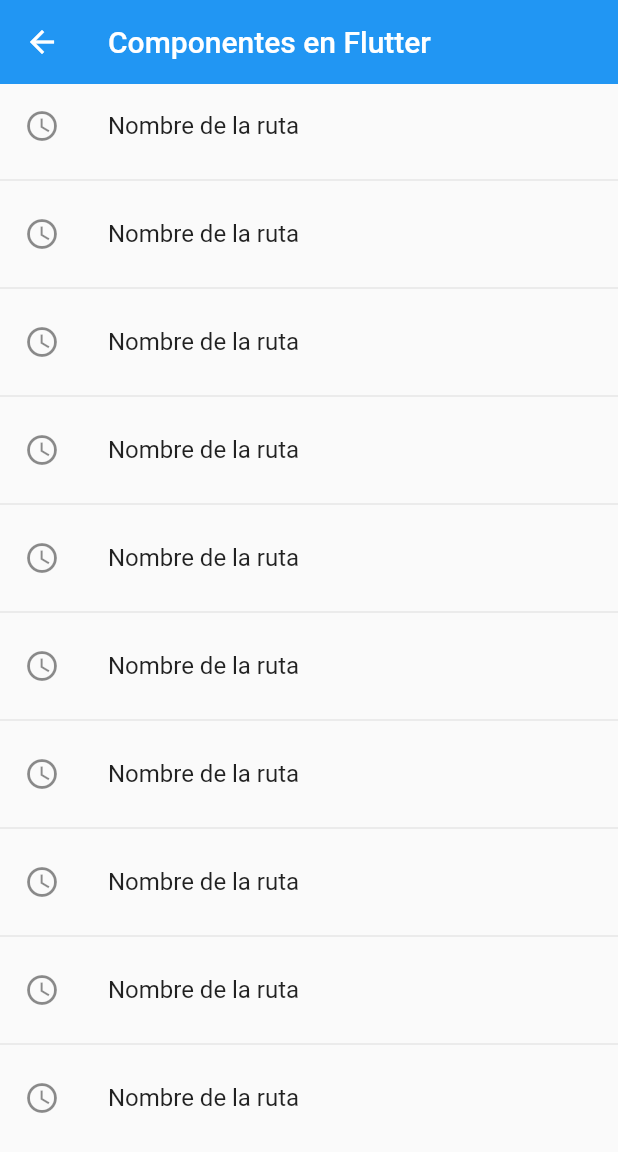
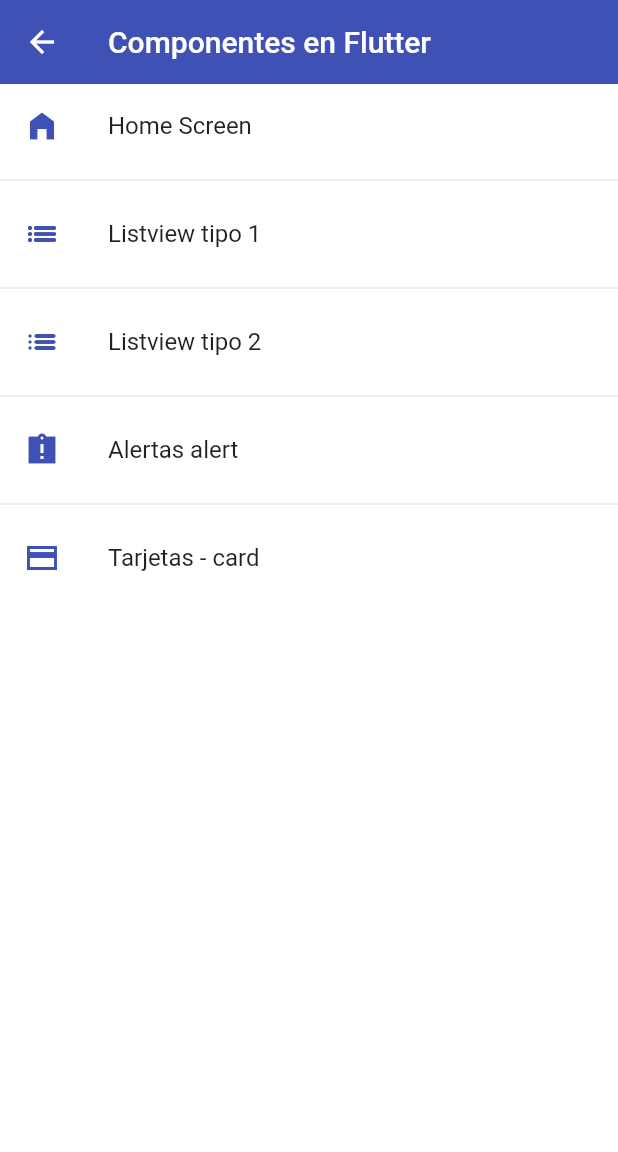
Before and after one commit to oscar-BG/flutter_udemy, a Flutter app: the screen it shows after launch, on a phone screen of 412 x 824 dp. Shown: the top 1152 px of the screen. Run offline on Flutter 3.47's test engine with Material 2 defaults, Android fonts, the phone set to English and light mode, and no system bars.

Commit message:
Tarjetas, y alertas

```diff
--- a/03.-Componentes_flutter/fl_componentes/lib/main.dart
+++ b/03.-Componentes_flutter/fl_componentes/lib/main.dart
@@ -1,5 +1,7 @@
+import 'package:flutter/material.dart';
+
 import 'package:fl_componentes/router/app_routes.dart';
-import 'package:flutter/material.dart';
+import 'package:fl_componentes/theme/app_theme.dart';
 
 
 
@@ -15,8 +17,9 @@ class MyApp extends StatelessWidget {
       title: 'Material App',
       // home: const CardScreen(), // llamar a un screen especifico
       initialRoute: AppRoutes.initialRoute,
-      routes: AppRoutes.routes,
+      routes: AppRoutes.getAppRoutes(),
       onGenerateRoute: AppRoutes.onGenerateRoute,
+      theme: AppTheme.lightTheme
     );
   }
 }
--- a/03.-Componentes_flutter/fl_componentes/lib/models/menu_option.dart
+++ b/03.-Componentes_flutter/fl_componentes/lib/models/menu_option.dart
@@ -6,5 +6,5 @@ class MenuOption {
   final String name;
   final Widget screen;
 
-  MenuOption(this.route, this.icon, this.name, this.screen);
+  MenuOption({required this.route, required this.icon, required this.name, required this.screen});
 }
--- a/03.-Componentes_flutter/fl_componentes/lib/models/models.dart
+++ b/03.-Componentes_flutter/fl_componentes/lib/models/models.dart
@@ -0,0 +1,3 @@
+import 'package:fl_componentes/models/menu_option.dart';
+
+export 'package:fl_componentes/models/menu_option.dart';
--- a/03.-Componentes_flutter/fl_componentes/lib/router/app_routes.dart
+++ b/03.-Componentes_flutter/fl_componentes/lib/router/app_routes.dart
@@ -1,9 +1,29 @@
+import 'package:flutter/material.dart';
+
+import 'package:fl_componentes/models/models.dart';
 import 'package:fl_componentes/screens/screens.dart';
-import 'package:flutter/material.dart';
 
 class AppRoutes {
   static const initialRoute = '/home';
 
+  static final menuOptions = <MenuOption>[
+    MenuOption(route: '/home',name: 'Home Screen', screen: const HomeScreen(), icon: Icons.home_filled),
+    MenuOption(route: '/listview1',name: 'Listview tipo 1', screen: const Listview1Screen(), icon: Icons.list_outlined),
+    MenuOption(route: '/listview2',name: 'Listview tipo 2', screen: const Listview2Screen(), icon: Icons.list_rounded),
+    MenuOption(route: '/alert',name: 'Alertas alert', screen: const AlertScreen(), icon: Icons.assignment_late_sharp),
+    MenuOption(route: '/card',name: 'Tarjetas - card', screen: const CardScreen(), icon: Icons.credit_card_sharp),
+  ];
+
+  static Map<String, Widget Function(BuildContext)> getAppRoutes() {
+    Map<String, Widget Function(BuildContext)> appRoutes = {};
+
+    for (final option in menuOptions) {
+      appRoutes.addAll({option.route: (BuildContext context) => option.screen});
+    }
+
+    return appRoutes;
+  }
+  /*
   static Map<String, Widget Function(BuildContext)> routes = {
     '/home': (BuildContext context) => const HomeScreen(),
     '/listview1': (BuildContext context) => const Listview1Screen(),
@@ -11,9 +31,9 @@ class AppRoutes {
     '/alert': (BuildContext context) => const AlertScreen(),
     '/card': (BuildContext context) => const CardScreen(),
   };
-
+  */
   static  Route<dynamic> onGenerateRoute(RouteSettings setting){
-        // onGenerateRoute: se ejecuta  cuando Navigator no encuentra la ruta especificada
-        return MaterialPageRoute(builder: (context) => const AlertScreen());
-      }
+    // onGenerateRoute: se ejecuta  cuando Navigator no encuentra la ruta especificada
+    return MaterialPageRoute(builder: (context) => const AlertScreen());
+  }
 }
--- a/03.-Componentes_flutter/fl_componentes/lib/screens/home_screen.dart
+++ b/03.-Componentes_flutter/fl_componentes/lib/screens/home_screen.dart
@@ -1,6 +1,6 @@
+import 'package:fl_componentes/router/app_routes.dart';
+import 'package:fl_componentes/theme/app_theme.dart';
 import 'package:flutter/material.dart';
-
-import 'screens.dart';
 
 class HomeScreen extends StatelessWidget {
 
@@ -11,12 +11,11 @@ class HomeScreen extends StatelessWidget {
     return Scaffold(
       appBar: AppBar(
         title: const Text('Componentes en Flutter'),
-        elevation: 0,
       ),
       body: ListView.separated(
         itemBuilder: (context, index) =>  ListTile(
-          leading: const Icon(Icons.access_time_outlined),
-          title: const Text('Nombre de la ruta'),
+          title: Text(AppRoutes.menuOptions[index].name.toString()),
+          leading: Icon(AppRoutes.menuOptions[index].icon, color: AppTheme.primary,),
           onTap: () {
 
             // *** Primera forma para navegar entre paginas ***//
@@ -36,11 +35,11 @@ class HomeScreen extends StatelessWidget {
             // *** Segunda form para nevegar entre paginas ** //
 
             // routeName: nombre de la ruta que especificamos en el archivo main en routes
-            Navigator.pushNamed(context, '/card2');
+            Navigator.pushNamed(context, AppRoutes.menuOptions[index].route.toString());
           }
         ),
         separatorBuilder: (_, __) => const Divider(),
-        itemCount: 10
+        itemCount: AppRoutes.menuOptions.length
       )
     );
   }
--- a/03.-Componentes_flutter/fl_componentes/lib/screens/listview2_screen.dart
+++ b/03.-Componentes_flutter/fl_componentes/lib/screens/listview2_screen.dart
@@ -11,8 +11,6 @@ class Listview2Screen extends StatelessWidget {
     return  Scaffold(
       appBar: AppBar(
         title: const Text('Listview tipo 2'),
-        elevation: 0,
-        backgroundColor: Colors.indigo,
       ),
       body: ListView.separated(
         itemBuilder: (context, index) =>  ListTile(
--- /dev/null
+++ b/03.-Componentes_flutter/fl_componentes/lib/theme/app_theme.dart
@@ -0,0 +1,38 @@
+import 'package:flutter/material.dart';
+
+class AppTheme {
+  static const Color primary = Colors.indigo;
+
+  static final ThemeData lightTheme = ThemeData.light().copyWith(
+    // Color primario
+    primaryColor: Colors.indigo,
+
+    // AppBar
+    appBarTheme: const AppBarTheme(
+      color: primary,
+      elevation: 0,
+    ),
+
+    // Fondo
+    scaffoldBackgroundColor: Colors.white,
+
+    // textButtonTheme
+    textButtonTheme:  TextButtonThemeData(
+      style: TextButton.styleFrom(primary: primary)
+    ),
+
+    // floatingActionButton
+    floatingActionButtonTheme: const FloatingActionButtonThemeData(
+      backgroundColor: primary
+    ),
+
+    elevatedButtonTheme: ElevatedButtonThemeData(
+      style: ElevatedButton.styleFrom(
+        primary: primary,
+        shape: const StadiumBorder(),
+        elevation: 0
+      ),
+    ),
+
+  );
+}
--- /dev/null
+++ b/03.-Componentes_flutter/fl_componentes/lib/widgets/widgets.dart
@@ -0,0 +1,2 @@
+export 'package:fl_componentes/widgets/custom_card_type_1.dart';
+export 'package:fl_componentes/widgets/custom_card_type_2.dart';
--- a/03.-Componentes_flutter/fl_componentes/pubspec.yaml
+++ b/03.-Componentes_flutter/fl_componentes/pubspec.yaml
@@ -60,9 +60,9 @@ flutter:
   uses-material-design: true
 
   # To add assets to your application, add an assets section, like this:
-  # assets:
-  #   - images/a_dot_burr.jpeg
-  #   - images/a_dot_ham.jpeg
+  assets:
+    - assets/
+    # - images/a_dot_ham.jpeg
 
   # An image asset can refer to one or more resolution-specific "variants", see
   # https://flutter.dev/assets-and-images/#resolution-aware
```
Also changed, not shown: 03.-Componentes_flutter/fl_componentes/lib/screens/alert_screen.dart (+73 -3 lines), 03.-Componentes_flutter/fl_componentes/lib/screens/card_screen.dart (+17 -3 lines), 03.-Componentes_flutter/fl_componentes/lib/widgets/custom_card_type_1.dart (added, +39 -0 lines), 03.-Componentes_flutter/fl_componentes/lib/widgets/custom_card_type_2.dart (added, +39 -0 lines), 03.-Componentes_flutter/fl_componentes/assets/jar-loading.gif (added).
